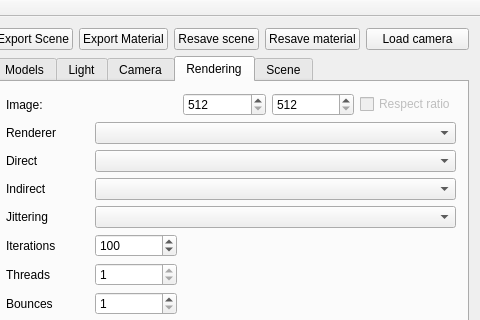
caronnee/graphicsbasics, file RaySamplesGui/TracingGui/Sources/tracinggui.ui: the form before one commit; both pictures show x 371 to 851 and y 0 to 320 of the 851 by 484 pixel window.
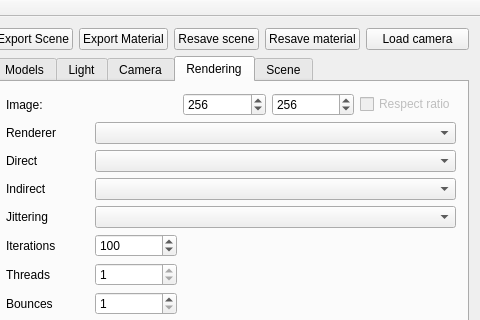
The form after the commit. Custom widgets are drawn as their Qt base class.

```diff
--- a/RaySamplesGui/TracingGui/Sources/tracinggui.ui
+++ b/RaySamplesGui/TracingGui/Sources/tracinggui.ui
@@ -841,11 +841,14 @@
         <item row="2" column="3">
          <widget class="QSpinBox" name="yDim">
           <property name="minimum">
-           <number>512</number>
+           <number>128</number>
           </property>
           <property name="maximum">
            <number>1024</number>
           </property>
+          <property name="value">
+           <number>256</number>
+          </property>
          </widget>
         </item>
         <item row="2" column="4">
@@ -885,11 +888,14 @@
         <item row="2" column="2">
          <widget class="QSpinBox" name="xDim">
           <property name="minimum">
-           <number>512</number>
+           <number>128</number>
           </property>
           <property name="maximum">
            <number>1024</number>
           </property>
+          <property name="value">
+           <number>256</number>
+          </property>
          </widget>
         </item>
         <item row="3" column="1" colspan="4">
```
